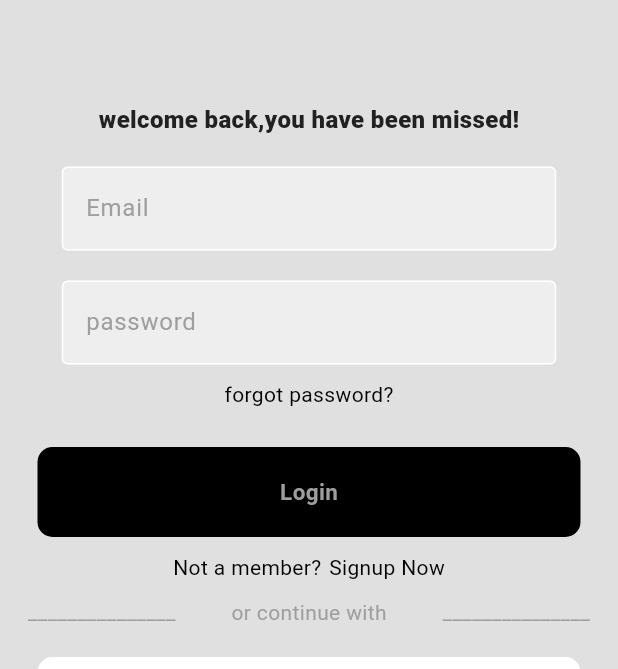
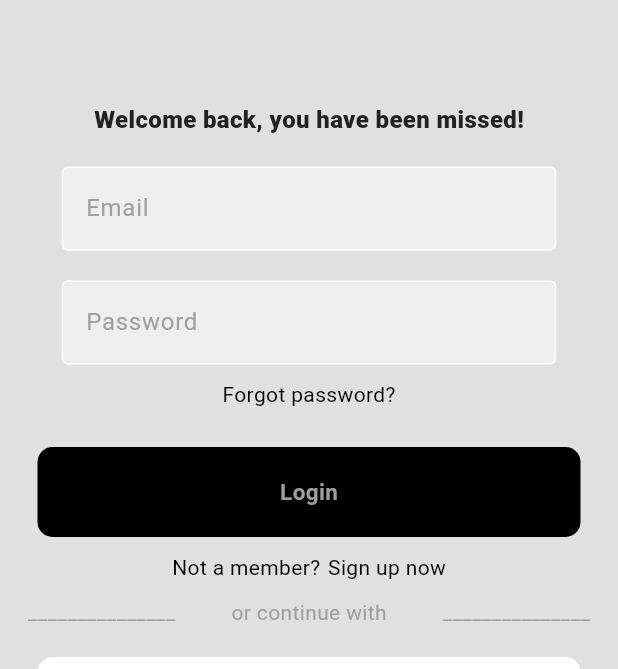
Before and after one commit to aswin11223/Project, a Flutter app: the screen it shows after launch, on a phone screen of 412 x 824 dp. Shown: the part 201-870 px from the top of the screen. Run offline on Flutter 3.47's test engine with Material 3 defaults, Android fonts, the phone set to English and light mode, and no system bars; our stand-ins replace cached_network_image, cloud_firestore, curved_navigation_bar, firebase_auth, firebase_core, firebase_storage and 4 more; missing offline and left inert: dart:ffi, razorpay_flutter; accounts and stored records are empty; network calls fail.

Commit message:
complete forgott password

```diff
--- a/lib/provider/auth/authgate.dart
+++ b/lib/provider/auth/authgate.dart
@@ -15,7 +15,7 @@ class AuthGate extends StatelessWidget {
         if(snapshot.hasData){
           return   HomeScreen();
         }else{
-          return  LOginReg();
+          return loginorreg();
         }
 
 
--- a/lib/provider/auth/loginor_reg.dart
+++ b/lib/provider/auth/loginor_reg.dart
@@ -1,20 +1,31 @@
 import 'package:flutter/material.dart';
-import 'package:flutter_application_8/provider/loginor_regprovider.dart';
 import 'package:flutter_application_8/view/screeens/login.dart';
 import 'package:flutter_application_8/view/screeens/sign_up.dart';
-import 'package:provider/provider.dart';
 
-class LOginReg extends StatelessWidget {
-  const LOginReg({super.key});
+
+class loginorreg extends StatefulWidget {
+   loginorreg({super.key});
+
+  @override
+  State<loginorreg> createState() => _loginorregState();
+}
+
+class _loginorregState extends State<loginorreg> {
+  bool showloginpage=true;
+
+  void   togglepages (){
+    setState(() {
+      showloginpage=!showloginpage;
+    });
+  }
 
   @override
   Widget build(BuildContext context) {
-   if(Provider.of<Logorreg>(context).showloginpage){
-    return Login(onTap: Provider.of<Logorreg>(context).togglepages);
+    if(showloginpage){
+      return Login(onTap: togglepages);
 
-   }else{
-    return RegisterPage(onTap: Provider.of<Logorreg>(context).togglepages);
-
-   }
+    }else{
+      return RegisterPage(onTap: togglepages);
+    }
   }
 }
--- a/lib/view/screeens/login.dart
+++ b/lib/view/screeens/login.dart
@@ -1,44 +1,56 @@
 import 'package:flutter/material.dart';
+import 'package:flutter_application_8/provider/auth/authservice.dart';
+import 'package:flutter_application_8/view/componenets/googl_button.dart';
 
-import 'package:flutter_application_8/provider/auth/authservice.dart';
-import 'package:flutter_application_8/provider/auth/google_sign.dart';
-import 'package:flutter_application_8/view/componenets/googl_button.dart';
 import 'package:flutter_application_8/view/componenets/my_button.dart';
 import 'package:flutter_application_8/view/componenets/my_textfield.dart';
 
 class Login extends StatelessWidget {
-  final TextEditingController email_con = TextEditingController();
-  final TextEditingController pass_con = TextEditingController();
+  final TextEditingController emailController = TextEditingController();
+  final TextEditingController passwordController = TextEditingController();
+  final AuthService _authService = AuthService();
   void Function()? onTap;
 
-//login
+  Login({super.key, required this.onTap});
+
   void login(BuildContext context) async {
-    final authservice = Authservice();
     try {
-      await authservice.signinwithemailpassword(email_con.text, pass_con.text);
+      await _authService.signInWithEmailPassword(emailController.text, passwordController.text);
     } catch (e) {
       showDialog(
         context: context,
         builder: (context) => AlertDialog(
           title: Text(e.toString()),
-              ));
+        ),
+      );
     }
   }
 
-  void googlesignin(BuildContext context) async {
-    final authser = Authservice();
+  void googleSignIn(BuildContext context) async {
     try {
-      await authser.signinwithgoogle();
+      await _authService.signInWithGoogle();
     } catch (e) {
       showDialog(
         context: context,
         builder: (context) => const AlertDialog(
-                title: Text("error sign in wiith google"),
-              ));
+          title: Text("Error signing in with Google"),
+        ),
+      );
     }
   }
 
-  Login({super.key, required this.onTap});
+  void resetPassword(BuildContext context) async {
+    try {
+      await _authService.sendPasswordResetEmail(emailController.text);
+      ScaffoldMessenger.of(context).showSnackBar(
+        SnackBar(content: Text('Password reset email sent')),
+      );
+    } catch (e) {
+      ScaffoldMessenger.of(context).showSnackBar(
+        SnackBar(content: Text('Error: ${e.toString()}')),
+      );
+    }
+  }
 
   @override
   Widget build(BuildContext context) {
@@ -48,50 +60,44 @@ class Login extends StatelessWidget {
         child: Column(
           mainAxisAlignment: MainAxisAlignment.center,
           children: [
-            const SizedBox(
-              height: 10,
-            ),
+            const SizedBox(height: 10),
             Text(
-              "welcome back,you have been missed!",
+              "Welcome back, you have been missed!",
               style: TextStyle(
                 fontWeight: FontWeight.w800,
                 fontSize: 16,
                 color: Theme.of(context).colorScheme.inversePrimary,
               ),
             ),
-            const SizedBox(
-              height: 10,
-            ),
+            const SizedBox(height: 10),
             Textfieldd(
-              textcont: email_con,
+              textcont: emailController,
               obs: false,
               hinttexxt: "Email",
             ),
             Textfieldd(
-              textcont: pass_con,
+              textcont: passwordController,
               obs: true,
-              hinttexxt: "password",
+              hinttexxt: "Password",
             ),
             Row(
               mainAxisAlignment: MainAxisAlignment.spaceAround,
               children: [
                 GestureDetector(
+                  onTap: () => resetPassword(context),
                   child: const Text(
-                  "forgot password?",
+                    "Forgot password?",
                     style: TextStyle(
                       color: Colors.black,
                     ),
-                ))
+                  ),
+                )
               ],
             ),
-            const SizedBox(
-              height: 10,
-            ),
+            const SizedBox(height: 10),
             const SizedBox(height: 15),
             Mybutton(textt: "Login", ontapp: () => login(context)),
-            const SizedBox(
-              height: 10,
-            ),
+            const SizedBox(height: 10),
             Row(
               mainAxisAlignment: MainAxisAlignment.center,
               children: [
@@ -101,13 +107,11 @@ class Login extends StatelessWidget {
                     color: Colors.black,
                   ),
                 ),
-                const SizedBox(
-                  width: 5,
-                ),
+                const SizedBox(width: 5),
                 GestureDetector(
                   onTap: onTap,
                   child: const Text(
-                    "Signup Now",
+                    "Sign up now",
                     style: TextStyle(
                       color: Colors.black,
                     ),
@@ -115,30 +119,26 @@ class Login extends StatelessWidget {
                 ),
               ],
             ),
-            SizedBox(
-              height: 10,
-            ),
+            const SizedBox(height: 10),
             Row(
               mainAxisAlignment: MainAxisAlignment.spaceAround,
               children: [
                 Text(
                   "_______________",
-                  style:
-                      TextStyle(color: Theme.of(context).colorScheme.primary),
+                  style: TextStyle(color: Theme.of(context).colorScheme.primary),
                 ),
-                const Text("or continue with",
-                    style: TextStyle(color: Colors.grey)),
+                const Text(
+                  "or continue with",
+                  style: TextStyle(color: Colors.grey),
+                ),
                 Text(
                   "_______________",
-                  style:
-                      TextStyle(color: Theme.of(context).colorScheme.primary),
+                  style: TextStyle(color: Theme.of(context).colorScheme.primary),
                 ),
               ],
             ),
-            const SizedBox(
-              height: 20,
-            ),
-            GoogleButton(textt: "Google", ontapp: () => googlesignin(context))
+            const SizedBox(height: 20),
+            GoogleButton(textt: "Google", ontapp: () => googleSignIn(context))
           ],
         ),
       ),
--- a/lib/view/screeens/pages/add_product.dart
+++ b/lib/view/screeens/pages/add_product.dart
@@ -108,7 +108,10 @@ class AddProductScreen extends StatelessWidget {
               ),
 
 
+                ElevatedButton(onPressed: (){
+                  _auth.signOut();
 
+                }, child:Text("logout"))
 
               ],
             ),
--- a/lib/view/screeens/sign_up.dart
+++ b/lib/view/screeens/sign_up.dart
@@ -22,10 +22,10 @@ void googlesign(){
 
 
   void register(BuildContext context) {
-    final _auth = Authservice();
+    final _auth = AuthService();
     if (passs_con.text == confirm_pass.text) {
       try {
-        _auth.signupwithemailandpassowrd(email_con.text, passs_con.text);
+        _auth.signUpWithEmailAndPassword(email_con.text, passs_con.text);
       } catch (e) {
         showDialog(
             context: context,
```
Also changed, not shown: lib/provider/auth/authservice.dart (+44 -55 lines). Lines whose indentation alone changed are shown as unchanged.
